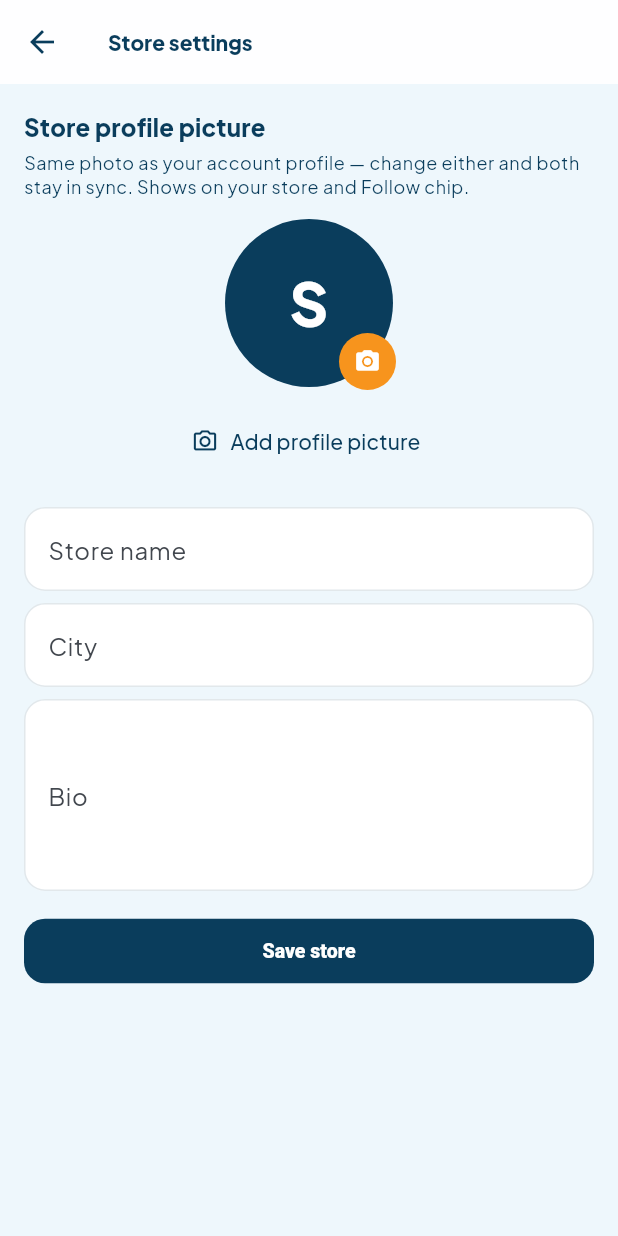
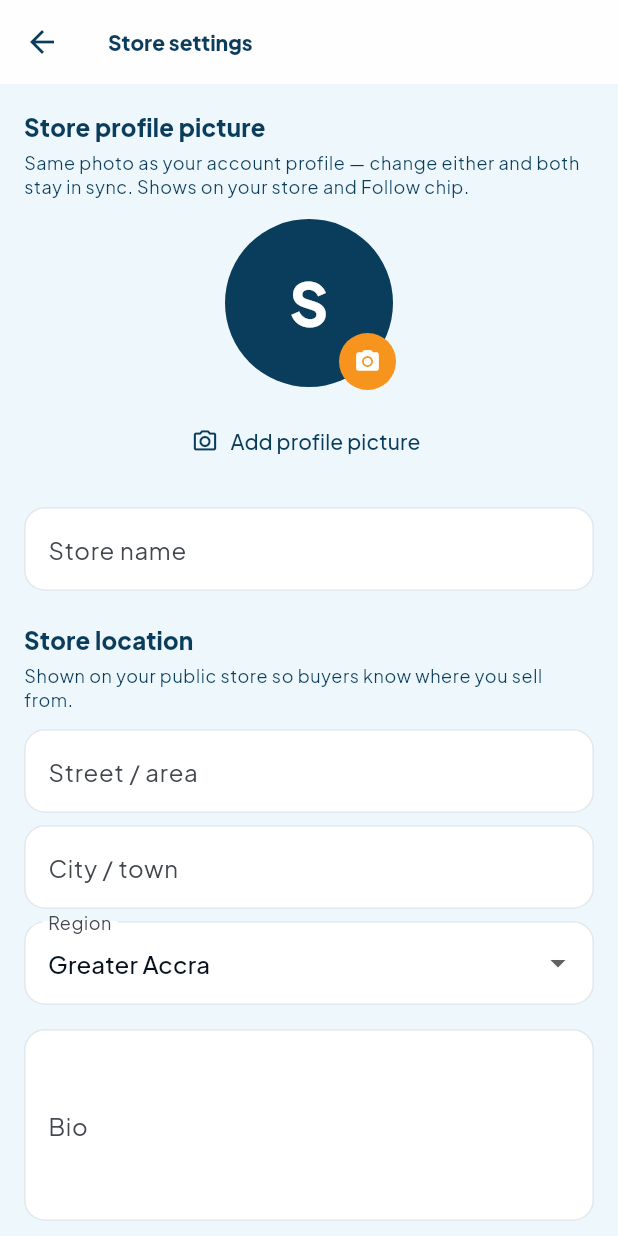
Before and after one commit to felixamay/hubsom, a Flutter app: the SellerStorePage screen opened directly, on a phone screen of 412 x 824 dp. Run offline on Flutter 3.47's test engine with Material 3 defaults, Android fonts, the phone set to English and light mode, and no system bars; our stand-ins replace cached_network_image, cloud_firestore, dio, equatable, firebase_core, firebase_messaging and 13 more; missing offline and left inert: agora_rtc_engine, dart:js_interop, dart:ui_web; accounts and stored records are empty; network calls fail.

Commit message:
Let sellers set store location in store settings
Sellers can save street/area, city, and Ghana region. The location
shows on the public store and product seller chip.

Co-authored-by: felixamay <felixamay@users.noreply.github.com>

```diff
--- a/hubsom_app/lib/core/constants/app_constants.dart
+++ b/hubsom_app/lib/core/constants/app_constants.dart
@@ -3,6 +3,24 @@ class AppConstants {
   static const currency = 'GHS';
   static const defaultCity = 'Accra';
   static const defaultRegion = 'Greater Accra';
+  static const ghanaRegions = <String>[
+    'Ahafo',
+    'Ashanti',
+    'Bono',
+    'Bono East',
+    'Central',
+    'Eastern',
+    'Greater Accra',
+    'North East',
+    'Northern',
+    'Oti',
+    'Savannah',
+    'Upper East',
+    'Upper West',
+    'Volta',
+    'Western',
+    'Western North',
+  ];
   static const deliveryEstimate = 'Same-day Accra · 1–3 days nationwide';
   static const paymentMethods = <String>[
     'Mobile Money',
--- a/hubsom_app/lib/core/repositories/auth_repository.dart
+++ b/hubsom_app/lib/core/repositories/auth_repository.dart
@@ -259,6 +259,7 @@ class AuthRepository {
         name: seller.name,
         city: seller.city,
         region: seller.region,
+        address: seller.address,
         bio: seller.bio,
         avatar: nextAvatar,
         cover: seller.cover,
--- a/hubsom_app/lib/core/repositories/seller_repository.dart
+++ b/hubsom_app/lib/core/repositories/seller_repository.dart
@@ -72,6 +72,7 @@ class SellerRepository {
       name: body['name'] as String? ?? current.name,
       city: body['city'] as String? ?? current.city,
       region: body['region'] as String? ?? current.region,
+      address: body['address'] as String? ?? current.address,
       bio: body['bio'] as String? ?? current.bio,
       avatar: body['avatar'] as String? ?? current.avatar,
       cover: body['cover'] as String? ?? current.cover,
--- a/hubsom_app/lib/features/seller/seller_store_page.dart
+++ b/hubsom_app/lib/features/seller/seller_store_page.dart
@@ -3,6 +3,7 @@ import 'dart:convert';
 import 'package:flutter/material.dart';
 import 'package:flutter_riverpod/flutter_riverpod.dart';
 
+import '../../core/constants/app_constants.dart';
 import '../../core/providers/core_providers.dart';
 import '../../core/services/product_photo_compress.dart';
 import '../../core/services/product_photo_picker.dart';
@@ -18,8 +19,11 @@ class SellerStorePage extends ConsumerStatefulWidget {
 class _SellerStorePageState extends ConsumerState<SellerStorePage> {
   final _name = TextEditingController();
   final _bio = TextEditingController();
+  final _address = TextEditingController();
   final _city = TextEditingController();
+  String _region = AppConstants.defaultRegion;
   String _avatar = '';
+  bool _storeReady = false;
   bool _busy = false;
   bool _picking = false;
   String? _error;
@@ -38,8 +42,17 @@ class _SellerStorePageState extends ConsumerState<SellerStorePage> {
     if (store != null && mounted) {
       _name.text = store.name;
       _bio.text = store.bio;
+      _address.text = store.address;
       _city.text = store.city;
-      setState(() => _avatar = store.avatar);
+      setState(() {
+        _avatar = store.avatar;
+        _region = store.region.trim().isEmpty
+            ? AppConstants.defaultRegion
+            : store.region.trim();
+        _storeReady = true;
+      });
+    } else if (mounted) {
+      setState(() => _storeReady = true);
     }
   }
 
@@ -47,6 +60,7 @@ class _SellerStorePageState extends ConsumerState<SellerStorePage> {
   void dispose() {
     _name.dispose();
     _bio.dispose();
+    _address.dispose();
     _city.dispose();
     super.dispose();
   }
@@ -96,7 +110,13 @@ class _SellerStorePageState extends ConsumerState<SellerStorePage> {
     try {
       await ref.read(sellerRepositoryProvider).updateStore({
         'name': _name.text.trim(),
-        'city': _city.text.trim(),
+        'address': _address.text.trim(),
+        'city': _city.text.trim().isEmpty
+            ? AppConstants.defaultCity
+            : _city.text.trim(),
+        'region': _region.trim().isEmpty
+            ? AppConstants.defaultRegion
+            : _region.trim(),
         'bio': _bio.text.trim(),
         'avatar': _avatar,
       });
@@ -236,12 +256,55 @@ class _SellerStorePageState extends ConsumerState<SellerStorePage> {
             controller: _name,
             decoration: const InputDecoration(labelText: 'Store name'),
           ),
+          const SizedBox(height: 20),
+          Text(
+            'Store location',
+            style: Theme.of(context).textTheme.titleMedium?.copyWith(
+                  fontWeight: FontWeight.w800,
+                  color: HubsomColors.forest,
+                ),
+          ),
+          const SizedBox(height: 4),
+          Text(
+            'Shown on your public store so buyers know where you sell from.',
+            style: Theme.of(context).textTheme.bodySmall,
+          ),
+          const SizedBox(height: 12),
+          TextField(
+            controller: _address,
+            textCapitalization: TextCapitalization.words,
+            decoration: const InputDecoration(
+              labelText: 'Street / area',
+              hintText: 'e.g. Osu Oxford Street',
+            ),
+          ),
           const SizedBox(height: 8),
           TextField(
             controller: _city,
-            decoration: const InputDecoration(labelText: 'City'),
+            textCapitalization: TextCapitalization.words,
+            decoration: const InputDecoration(
+              labelText: 'City / town',
+              hintText: AppConstants.defaultCity,
+            ),
           ),
           const SizedBox(height: 8),
+          DropdownButtonFormField<String>(
+            key: ValueKey('region-$_region-$_storeReady'),
+            initialValue: _region,
+            decoration: const InputDecoration(labelText: 'Region'),
+            items: [
+              for (final r in {
+                ...AppConstants.ghanaRegions,
+                if (_region.isNotEmpty) _region,
+              })
+                DropdownMenuItem(value: r, child: Text(r)),
+            ],
+            onChanged: (value) {
+              if (value == null) return;
+              setState(() => _region = value);
+            },
+          ),
+          const SizedBox(height: 16),
           TextField(
             controller: _bio,
             decoration: const InputDecoration(labelText: 'Bio'),
```
Also changed, not shown: hubsom_app/lib/features/stores/store_page.dart (+23 -1 lines), hubsom_app/lib/models/seller.dart (+17 -0 lines), 1 other file.
